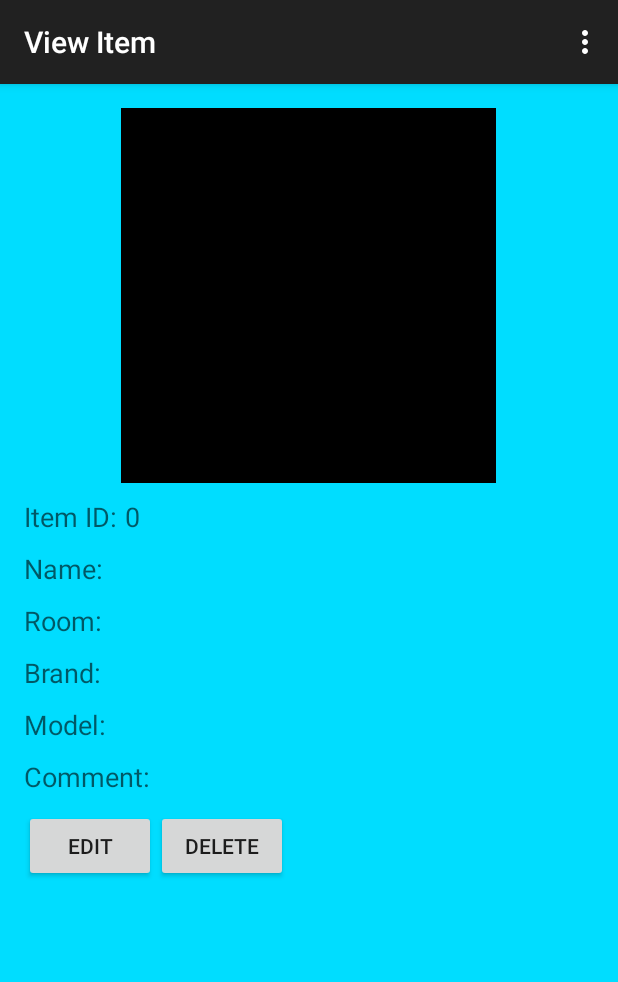
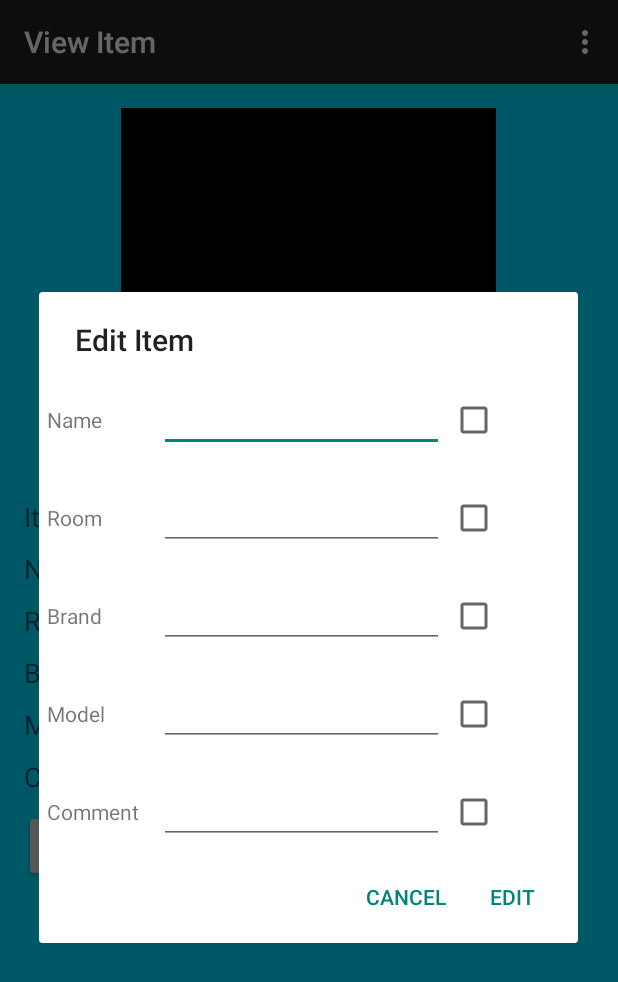
Before and after one commit to Anglooo/InveNFC, an Android app: the viewItem screen opened directly, with no data from a screen before it, after a tap on "EDIT", on a phone screen of 412 x 824 dp. Shown: the top 982 px of the screen. Run offline under Robolectric (Android 15) with nearby library versions, the light colour scheme and no system bars; 13 statements that could not run were skipped.

Commit message:
Implemented editing, started deleting.

```diff
--- a/app/src/main/java/com/hw/thomasfrow/invenfc/viewItem.java
+++ b/app/src/main/java/com/hw/thomasfrow/invenfc/viewItem.java
@@ -1,17 +1,28 @@
 package com.hw.thomasfrow.invenfc;
 
+import android.app.AlertDialog;
+import android.content.DialogInterface;
 import android.os.Bundle;
 import android.support.v7.app.ActionBarActivity;
 import android.view.Menu;
 import android.view.MenuItem;
 import android.view.LayoutInflater;
+import android.view.View;
+import android.widget.ArrayAdapter;
+import android.widget.EditText;
 import android.widget.TextView;
+import android.widget.CheckBox;
+import android.content.ContentValues;
+import android.widget.Toast;
 
 
 
 public class viewItem extends ActionBarActivity {
 
     private ItemDataSource dataSource;
+    private View view2;
+    private Item item;
+
 
 
 
@@ -26,15 +37,24 @@ public class viewItem extends ActionBarActivity {
 
         System.out.print(id);
 
+        updateInterface(id);
 
-        Item item = dataSource.getItemByID(id);
+    }
+
+    private void updateInterface(int id){
+
+        System.out.println("updateInterface called.");
+
+        item = dataSource.getItemByID(id);
 
         TextView editView;
 
-        editView = (TextView)findViewById(R.id.outIDView);
+
+        editView = (TextView)this.findViewById(R.id.outIDView);
+        System.out.print(R.id.outIDView);
         editView.setText(Integer.toString(item.getId()));
 
-        editView = (TextView)findViewById(R.id.outNameView);
+        editView = (TextView)this.findViewById(R.id.outNameView);
         editView.setText(item.getName());
 
         editView = (TextView)findViewById(R.id.outBrandView);
@@ -49,9 +69,178 @@ public class viewItem extends ActionBarActivity {
         editView = (TextView)findViewById(R.id.outCommentView);
         editView.setText(item.getComment());
 
+    }
 
+    public void onClick(final View view) {
+
+        LayoutInflater inflater = this.getLayoutInflater();
+        view2 = inflater.inflate(R.layout.dialog_edit_item, null);
+
+        final EditText nameEdit = (EditText)view2.findViewById(R.id.enterName);
+        final EditText roomEdit = (EditText)view2.findViewById(R.id.enterRoom);
+        final EditText brandEdit = (EditText)view2.findViewById(R.id.enterBrand);
+        final EditText modelEdit = (EditText)view2.findViewById(R.id.enterModel);
+        final EditText commentEdit = (EditText)view2.findViewById(R.id.enterComment);
+
+        nameEdit.setHint(item.getName());
+        roomEdit.setHint(item.getRoom());
+        brandEdit.setHint(item.getBrand());
+        modelEdit.setHint(item.getModel());
+        commentEdit.setHint(item.getComment());
+
+        switch (view.getId()) {
+            case R.id.buttonChange:
+                new AlertDialog.Builder(this)
+                        .setTitle("Edit Item")
+                        .setView(view2)
+
+                        .setPositiveButton("Edit", new DialogInterface.OnClickListener() {
+                            @Override
+                            public void onClick(DialogInterface dialog, int id) {
+
+                                int owner = 0;
+
+                                //Item item = datasource.createItem(owner,nameEdit.getText().toString(),roomEdit.getText().toString(),brandEdit.getText().toString(),modelEdit.getText().toString(),commentEdit.getText().toString());
+
+                                ContentValues updateItem = new ContentValues();
+
+                                CheckBox checkName = (CheckBox)view2.findViewById(R.id.checkName);
+
+                                System.out.print(checkName.isChecked());
+
+                                boolean itemHasUpdated = false;
+
+                                if(checkName.isChecked()){
+                                    String editedName = nameEdit.getText().toString();
+                                    if(editedName.trim().length() == 0){
+                                        Toast.makeText(getApplicationContext(),"Please insert a value to edit in Name",Toast.LENGTH_SHORT).show();
+                                    }else{
+                                        updateItem.put(MySQLiteHelper.NAME,editedName);
+                                        itemHasUpdated = true;
+
+                                    }
+
+                                }
+
+                                CheckBox checkRoom = (CheckBox)view2.findViewById(R.id.checkRoom);
+
+                                if(checkRoom.isChecked()){
+                                    String editedRoom = roomEdit.getText().toString();
+                                    if(editedRoom.trim().length() == 0){
+                                        Toast.makeText(getApplicationContext(),"Please insert a value to edit in Room",Toast.LENGTH_SHORT).show();
+                                    }else{
+                                        updateItem.put(MySQLiteHelper.ROOM,editedRoom);
+                                        itemHasUpdated = true;
+
+                                    }
+                                }
+
+                                CheckBox checkModel = (CheckBox)view2.findViewById(R.id.checkModel);
+
+                                if(checkModel.isChecked()){
+                                    String editedModel = modelEdit.getText().toString();
+                                    if(editedModel.trim().length() == 0){
+                                        Toast.makeText(getApplicationContext(),"Please insert a value to edit in Model",Toast.LENGTH_SHORT).show();
+                                    }else{
+                                        updateItem.put(MySQLiteHelper.MODEL,editedModel);
+                                        itemHasUpdated = true;
+                                    }
+                                }
+
+                                CheckBox checkBrand = (CheckBox)view2.findViewById(R.id.checkBrand);
+
+                                if(checkBrand.isChecked()){
+                                    String editedBrand = brandEdit.getText().toString();
+                                    if(editedBrand.trim().length() == 0){
+                                        Toast.makeText(getApplicationContext(),"Please insert a value to edit in Brand",Toast.LENGTH_SHORT).show();
+                                    }else{
+                                        updateItem.put(MySQLiteHelper.BRAND,editedBrand);
+                                        itemHasUpdated = true;
+
+                                    }
+                                }
+
+                                CheckBox checkComment = (CheckBox)view2.findViewById(R.id.checkComment);
+
+                                if(checkComment.isChecked()){
+                                    String editedComment = commentEdit.getText().toString();
+                                    if(editedComment.trim().length() == 0){
+                                        Toast.makeText(getApplicationContext(),"Please insert a value to edit in Comment",Toast.LENGTH_SHORT).show();
+                                    }else{
+                                        updateItem.put(MySQLiteHelper.COMMENT,editedComment);
+                                        itemHasUpdated = true;
+
+                                    }
+                                }
+
+                                if(itemHasUpdated){
+
+                                    if(dataSource.updateItem(item.getId(),updateItem) != 0){
+                                        System.out.println(updateItem.toString());
+                                        Toast.makeText(getApplicationContext(),"Item updated",Toast.LENGTH_LONG).show();
+                                        updateInterface(item.getId());
+                                    }else{
+                                        Toast.makeText(getApplicationContext(),"There was a problem with the update",Toast.LENGTH_LONG).show();
+
+                                    }
+
+                                }else{
+                                    Toast.makeText(getApplicationContext(),"Nothing has been updated, Please use check box to select fields.",Toast.LENGTH_LONG).show();
+                                }
+
+                            }
+                        })
+
+                        .setCancelable(true)
+
+                        .setNegativeButton("Cancel", new DialogInterface.OnClickListener() {
+                            public void onClick(DialogInterface dialog, int which) {
+
+                                dialog.dismiss();
+                            }
+                        })
+                        .show();
+
+
+
+                break;
+
+            case R.id.buttonDelete:
+                new AlertDialog.Builder(this)
+                        .setTitle("Are you sure?")
+                        .setView(R.layout.dialog_delete_item)
+                        .setCancelable(true)
+                        .setNegativeButton("Cancel", new DialogInterface.OnClickListener() {
+                            public void onClick(DialogInterface dialog, int which) {
+
+                                dialog.dismiss();
+
+                            }
+                        })
+
+                        .setPositiveButton("Confirm" ,new DialogInterface.OnClickListener(){
+                            public void onClick(DialogInterface dialog, int which){
+
+
+
+                            }
+
+                        })
+                        .show();
+                break;
+        }
+
+    }
+
+    protected void onResume() {
+        dataSource.open();
+        super.onResume();
+    }
+
+    @Override
+    protected void onPause() {
         dataSource.close();
-
+        super.onPause();
     }
 
 
--- a/app/src/main/res/layout/activity_view_item.xml
+++ b/app/src/main/res/layout/activity_view_item.xml
@@ -174,14 +174,14 @@
                 android:layout_width="wrap_content"
                 android:layout_height="wrap_content"
                 android:text="Edit"
-                android:onClick="loadEdit"
+                android:onClick="onClick"
                 android:id="@+id/buttonChange" />
 
             <Button
                 android:layout_width="wrap_content"
                 android:layout_height="wrap_content"
                 android:text="Delete"
-                android:onClick="confirmDelete"
+                android:onClick="onClick"
                 android:id="@+id/buttonDelete" />
         </LinearLayout>
 
--- /dev/null
+++ b/app/src/main/res/layout/dialog_edit_item.xml
@@ -0,0 +1,160 @@
+<LinearLayout xmlns:android="http://schemas.android.com/apk/res/android"
+    android:orientation="vertical"
+    android:layout_width="wrap_content"
+    android:layout_height="wrap_content">
+
+    <LinearLayout
+        android:orientation="horizontal"
+        android:layout_width="fill_parent"
+        android:layout_height="fill_parent">
+
+        <TextView
+            android:layout_width="65dp"
+            android:layout_marginTop="16dp"
+            android:layout_marginRight="5dp"
+            android:layout_marginLeft="5dp"
+            android:layout_height="wrap_content"
+            android:text="Name"/>
+
+        <EditText
+            android:id="@+id/enterName"
+            android:layout_width="190dp"
+            android:layout_height="wrap_content"
+            android:layout_marginTop="16dp"
+            android:layout_marginLeft="4dp"
+            android:layout_marginBottom="4dp" />
+
+        <CheckBox
+            android:id="@+id/checkName"
+            android:layout_width="wrap_content"
+            android:layout_height="wrap_content"
+            android:layout_marginTop="16dp"
+            android:layout_marginLeft="4dp"
+            android:layout_marginRight="4dp"
+            android:layout_marginBottom="4dp" />
+
+    </LinearLayout>
+
+    <LinearLayout
+        android:orientation="horizontal"
+        android:layout_width="fill_parent"
+        android:layout_height="fill_parent">
+
+        <TextView
+            android:layout_width="65dp"
+            android:layout_marginTop="16dp"
+            android:layout_marginRight="5dp"
+            android:layout_marginLeft="5dp"
+            android:layout_height="wrap_content"
+            android:text="Room"/>
+
+        <EditText
+            android:id="@+id/enterRoom"
+            android:layout_width="190dp"
+            android:layout_height="wrap_content"
+            android:layout_marginTop="16dp"
+            android:layout_marginLeft="4dp"
+
+            android:layout_marginBottom="4dp" />
+        <CheckBox
+            android:id="@+id/checkRoom"
+            android:layout_width="wrap_content"
+            android:layout_height="wrap_content"
+            android:layout_marginTop="16dp"
+            android:layout_marginLeft="4dp"
+            android:layout_marginRight="4dp"
+            android:layout_marginBottom="4dp" />
+    </LinearLayout>
+
+    <LinearLayout
+        android:orientation="horizontal"
+        android:layout_width="fill_parent"
+        android:layout_height="fill_parent">
+
+        <TextView
+            android:layout_width="65dp"
+            android:layout_marginTop="16dp"
+            android:layout_marginRight="5dp"
+            android:layout_marginLeft="5dp"
+            android:layout_height="wrap_content"
+            android:text="Brand"/>
+
+        <EditText
+            android:id="@+id/enterBrand"
+            android:layout_width="190dp"
+            android:layout_height="wrap_content"
+            android:layout_marginTop="16dp"
+            android:layout_marginLeft="4dp"
+            android:layout_marginBottom="4dp" />
+        <CheckBox
+            android:id="@+id/checkBrand"
+            android:layout_width="wrap_content"
+            android:layout_height="wrap_content"
+            android:layout_marginTop="16dp"
+            android:layout_marginLeft="4dp"
+            android:layout_marginRight="4dp"
+            android:layout_marginBottom="4dp" />
+    </LinearLayout>
+
+    <LinearLayout
+        android:orientation="horizontal"
+        android:layout_width="fill_parent"
+        android:layout_height="fill_parent">
+
+        <TextView
+            android:layout_width="65dp"
+            android:layout_marginTop="16dp"
+            android:layout_marginRight="5dp"
+            android:layout_marginLeft="5dp"
+            android:layout_height="wrap_content"
+            android:text="Model"/>
+
+        <EditText
+            android:id="@+id/enterModel"
+            android:layout_width="190dp"
+            android:layout_height="wrap_content"
+            android:layout_marginTop="16dp"
+            android:layout_marginLeft="4dp"
+            android:layout_marginBottom="4dp" />
+        <CheckBox
+            android:id="@+id/checkModel"
+            android:layout_width="wrap_content"
+            android:layout_height="wrap_content"
+            android:layout_marginTop="16dp"
+            android:layout_marginLeft="4dp"
+            android:layout_marginRight="4dp"
+            android:layout_marginBottom="4dp" />
+    </LinearLayout>
+
+    <LinearLayout
+        android:orientation="horizontal"
+        android:layout_width="fill_parent"
+        android:layout_height="fill_parent">
+
+        <TextView
+            android:layout_width="65dp"
+            android:layout_marginTop="16dp"
+            android:layout_marginRight="5dp"
+            android:layout_marginLeft="5dp"
+            android:layout_height="wrap_content"
+            android:text="Comment"/>
+
+        <EditText
+            android:id="@+id/enterComment"
+            android:layout_width="190dp"
+            android:layout_height="wrap_content"
+            android:layout_marginTop="16dp"
+            android:layout_marginLeft="4dp"
+            android:layout_marginBottom="4dp" />
+
+        <CheckBox
+            android:id="@+id/checkComment"
+            android:layout_width="wrap_content"
+            android:layout_height="wrap_content"
+            android:layout_marginTop="16dp"
+            android:layout_marginLeft="4dp"
+            android:layout_marginRight="4dp"
+            android:layout_marginBottom="4dp" />
+    </LinearLayout>
+
+</LinearLayout>
```
Also changed, not shown: app/src/main/java/com/hw/thomasfrow/invenfc/ItemDataSource.java (+7 -0 lines), app/src/main/java/com/hw/thomasfrow/invenfc/showInventoryActivity.java (+19 -8 lines), app/src/main/res/layout/dialog_delete_item.xml (added, +15 -0 lines), 2 other files.
